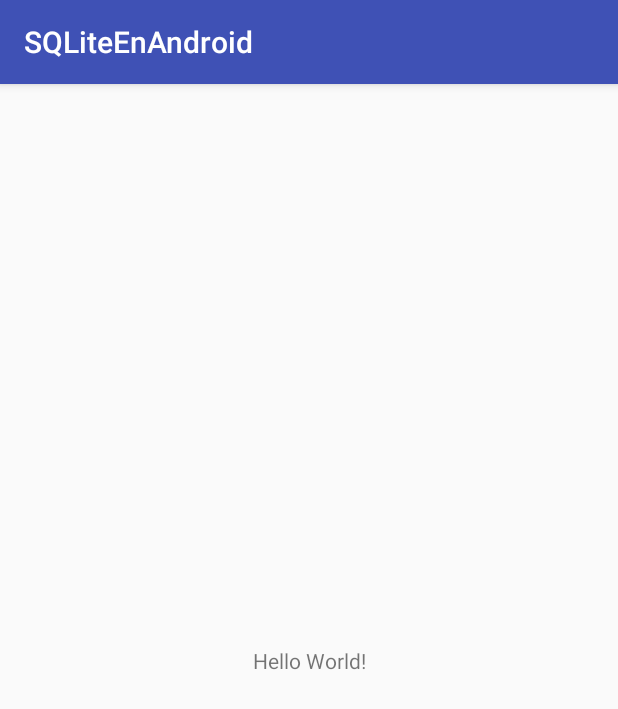
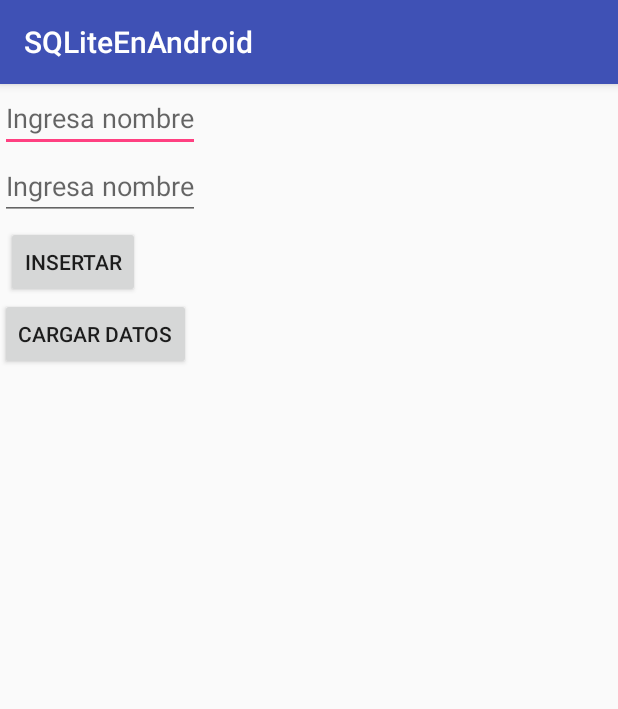
Before and after one commit to ThanyaLeif/SQLiteEnAndroid, an Android app: the screen it shows after launch (MainActivity), on a phone screen of 412 x 824 dp. Shown: the top 709 px of the screen. Run offline under Robolectric (Android 15) with nearby library versions, the phone set to English and light mode, and no system bars.

```diff
--- a/app/src/main/java/net/ivanvega/sqliteenandroid/db/Usuario.java
+++ b/app/src/main/java/net/ivanvega/sqliteenandroid/db/Usuario.java
@@ -1,6 +1,6 @@
 package net.ivanvega.sqliteenandroid.db;
 
-class Usuario {
+public class Usuario {
      int id;
 
     public int getId() {
--- a/app/src/main/res/layout/activity_main.xml
+++ b/app/src/main/res/layout/activity_main.xml
@@ -1,18 +1,50 @@
 <?xml version="1.0" encoding="utf-8"?>
-<android.support.constraint.ConstraintLayout xmlns:android="http://schemas.android.com/apk/res/android"
+<LinearLayout xmlns:android="http://schemas.android.com/apk/res/android"
     xmlns:app="http://schemas.android.com/apk/res-auto"
     xmlns:tools="http://schemas.android.com/tools"
     android:layout_width="match_parent"
     android:layout_height="match_parent"
-    tools:context=".MainActivity">
+    tools:context=".MainActivity"
+    android:orientation="vertical">
 
-    <TextView
+    <EditText
         android:layout_width="wrap_content"
         android:layout_height="wrap_content"
-        android:text="Hello World!"
-        app:layout_constraintBottom_toBottomOf="parent"
-        app:layout_constraintLeft_toLeftOf="parent"
-        app:layout_constraintRight_toRightOf="parent"
-        app:layout_constraintTop_toTopOf="parent" />
+        android:hint="Ingresa nombre"
+        android:id="@+id/txtNombre"/>
 
-</android.support.constraint.ConstraintLayout>
+    <EditText
+        android:layout_width="wrap_content"
+        android:layout_height="wrap_content"
+        android:hint="Ingresa nombre"
+        android:id="@+id/txtEmail"/>
+
+
+    <Button
+        android:id="@+id/btnI"
+        android:layout_width="wrap_content"
+        android:layout_height="wrap_content"
+
+        android:onClick="btnI_click"
+        android:layout_marginLeft="4dp"
+        android:layout_marginTop="4dp"
+        android:text="Insertar"
+        />
+
+    <Button
+        android:id="@+id/btnCargar"
+        android:layout_width="wrap_content"
+        android:layout_height="wrap_content"
+        android:onClick="btnCargar_click"
+        android:text="Cargar datos"
+         />
+
+    <ListView
+        android:layout_width="match_parent"
+        android:layout_height="match_parent"
+        android:id="@+id/lsv"
+        >
+
+    </ListView>
+
+</LinearLayout>
```
Also changed, not shown: app/src/main/java/net/ivanvega/sqliteenandroid/MainActivity.java (+63 -0 lines), app/src/main/java/net/ivanvega/sqliteenandroid/db/DAOUsuarios.java (+16 -0 lines).
